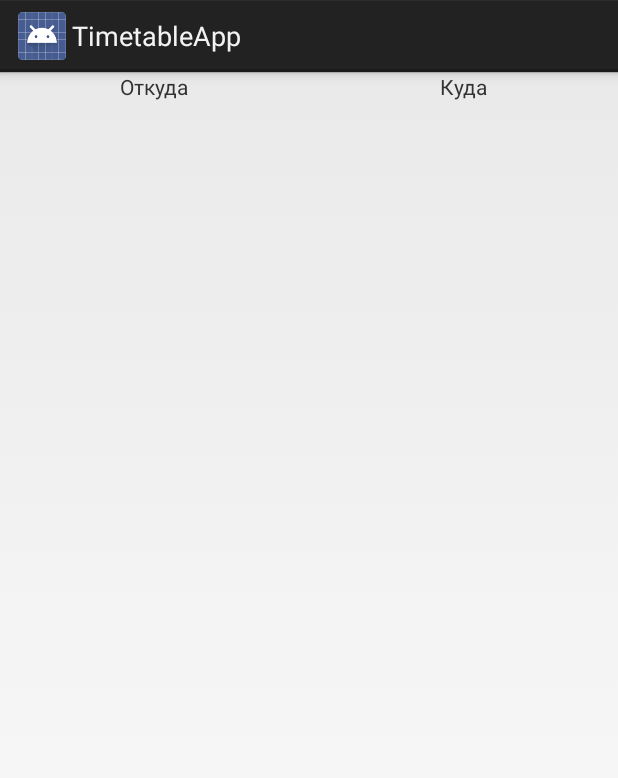
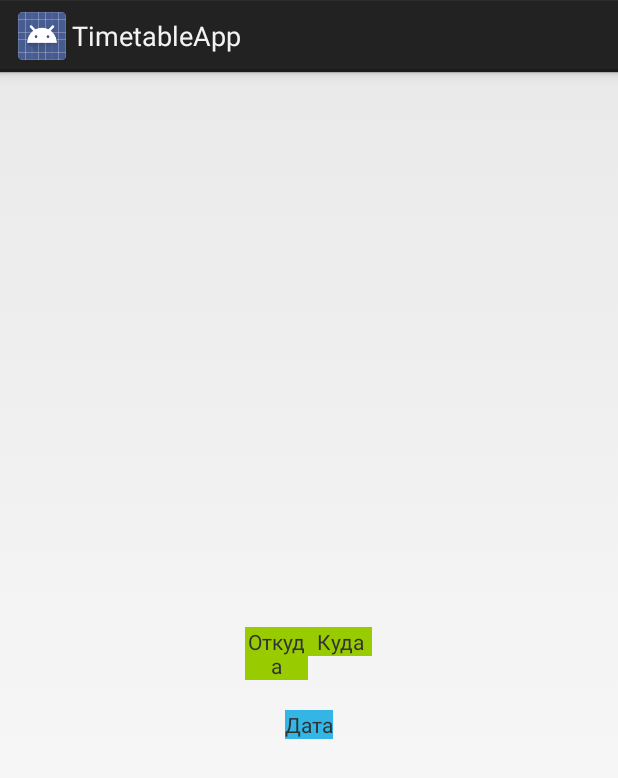
Before and after one commit to theonemlst/TimetableApp, an Android app: the screen it shows after launch (MainActivity), on a phone screen of 412 x 824 dp. Shown: the top 778 px of the screen. Run offline under Robolectric (Android 15) with nearby library versions, the phone set to English and light mode, and no system bars.

```diff
--- a/app/src/main/AndroidManifest.xml
+++ b/app/src/main/AndroidManifest.xml
@@ -16,7 +16,7 @@
                 <category android:name="android.intent.category.LAUNCHER" />
             </intent-filter>
         </activity>
-        <activity android:name=".ChooseStationActivity"></activity>
+        <activity android:name=".ChooseActivity"></activity>
     </application>
 
 </manifest>
--- a/app/src/main/java/com/tmlst/testtask/timetableapp/ParseJsonTask.java
+++ b/app/src/main/java/com/tmlst/testtask/timetableapp/JsonParser.java
@@ -21,7 +21,7 @@ import java.util.Map;
  * Created by User on 16.03.2018.
  */
 
-public class ParseJsonTask extends AsyncTask<Void, Void, Model> {
+public class JsonParser extends AsyncTask<Void, Void, Model> {
 
     public static final String CITYFROM = "FROM";
     public static final String CITYTO = "TO";
@@ -38,7 +38,7 @@ public class ParseJsonTask extends AsyncTask<Void, Void, Model> {
     private Context context;
     private Model mModel;
 
-    ParseJsonTask(Context context, Model mModel) {
+    JsonParser(Context context, Model mModel) {
         this.context = context;
         this.mModel = mModel;
     }
@@ -54,8 +54,8 @@ public class ParseJsonTask extends AsyncTask<Void, Void, Model> {
 
     @Override
     protected void onPostExecute(Model model) {
-        SearchableExpandableListAdapter.adapterFrom = getAdapter(mModel, CITYFROM);
-        SearchableExpandableListAdapter.adapterTo = getAdapter(mModel, CITYTO);
+        ListAdapter.adapterFrom = getAdapter(mModel, CITYFROM);
+        ListAdapter.adapterTo = getAdapter(mModel, CITYTO);
         if (mlistener != null)
             mlistener.onComplete();
     }
@@ -65,7 +65,7 @@ public class ParseJsonTask extends AsyncTask<Void, Void, Model> {
         mlistener = listener;
     }
 
-    private SearchableExpandableListAdapter getAdapter(Model model, String citiesType) {
+    private ListAdapter getAdapter(Model model, String citiesType) {
 
         ArrayList<Map<String, String>> groupDataList = new ArrayList<>();
         ArrayList<ArrayList<Map<String, String>>> сhildDataList = new ArrayList<>();
@@ -94,7 +94,7 @@ public class ParseJsonTask extends AsyncTask<Void, Void, Model> {
             сhildDataList.add(сhildDataItemList);
         }
 
-        return new SearchableExpandableListAdapter(context, groupDataList, сhildDataList);
+        return new ListAdapter(context, groupDataList, сhildDataList);
     }
 
     private List<City> getCities(String jsonString, String citiesType) {
--- a/app/src/main/java/com/tmlst/testtask/timetableapp/SearchableExpandableListAdapter.java
+++ b/app/src/main/java/com/tmlst/testtask/timetableapp/ListAdapter.java
@@ -16,10 +16,10 @@ import java.util.Map;
  * Created by User on 17.03.2018.
  */
 
-public class SearchableExpandableListAdapter extends BaseExpandableListAdapter implements Filterable {
+public class ListAdapter extends BaseExpandableListAdapter implements Filterable {
 
-    static SearchableExpandableListAdapter adapterFrom = null;
-    static SearchableExpandableListAdapter adapterTo = null;
+    static ListAdapter adapterFrom = null;
+    static ListAdapter adapterTo = null;
 
     private ArrayList<Map<String, String>> originalCityList = null;
     private ArrayList<Map<String, String>> filteredCityList = null;
@@ -29,9 +29,9 @@ public class SearchableExpandableListAdapter extends BaseExpandableListAdapter i
     private LayoutInflater mInflater;
     private ItemFilter mFilter = new ItemFilter();
 
-    SearchableExpandableListAdapter(Context context,
-                                    ArrayList<Map<String, String>> cityList,
-                                    ArrayList<ArrayList<Map<String, String>>> stationList) {
+    ListAdapter(Context context,
+                ArrayList<Map<String, String>> cityList,
+                ArrayList<ArrayList<Map<String, String>>> stationList) {
         this.filteredCityList = cityList;
         this.originalCityList = cityList;
         this.originalStationList = stationList;
--- a/app/src/main/res/layout/activity_choose_station.xml
+++ b/app/src/main/res/layout/activity_choose.xml
@@ -4,7 +4,7 @@
     xmlns:tools="http://schemas.android.com/tools"
     android:layout_width="match_parent"
     android:layout_height="match_parent"
-    tools:context="com.tmlst.testtask.timetableapp.ChooseStationActivity">
+    tools:context="com.tmlst.testtask.timetableapp.ChooseActivity">
 
     <RelativeLayout xmlns:android="http://schemas.android.com/apk/res/android"
         android:layout_width="fill_parent"
--- a/app/src/main/res/layout/activity_main.xml
+++ b/app/src/main/res/layout/activity_main.xml
@@ -1,5 +1,5 @@
 <?xml version="1.0" encoding="utf-8"?>
-<android.support.constraint.ConstraintLayout xmlns:android="http://schemas.android.com/apk/res/android"
+<RelativeLayout xmlns:android="http://schemas.android.com/apk/res/android"
     xmlns:app="http://schemas.android.com/apk/res-auto"
     xmlns:tools="http://schemas.android.com/tools"
     android:layout_width="match_parent"
@@ -7,8 +7,10 @@
     tools:context="com.tmlst.testtask.timetableapp.MainActivity">
 
     <LinearLayout
-        android:layout_height="match_parent"
-        android:layout_width="match_parent">
+        android:id="@+id/stats"
+        android:layout_height="wrap_content"
+        android:layout_width="wrap_content"
+        android:layout_centerInParent="true">
 
         <TextView
             android:id="@+id/stationFrom"
@@ -16,7 +18,8 @@
             android:layout_height="wrap_content"
             android:layout_weight="1"
             android:gravity="center"
-            android:text="Откуда"/>
+            android:background="@android:color/holo_green_light"
+            android:text="Откуда" />
 
         <TextView
             android:id="@+id/stationTo"
@@ -24,8 +27,19 @@
             android:layout_height="wrap_content"
             android:layout_weight="1"
             android:gravity="center"
-            android:text="Куда"/>
+            android:background="@android:color/holo_green_light"
+            android:text=" Куда "/>
 
     </LinearLayout>
 
-</android.support.constraint.ConstraintLayout>
+    <TextView
+        android:id="@+id/date"
+        android:layout_width="wrap_content"
+        android:layout_height="wrap_content"
+        android:layout_below="@+id/stats"
+        android:layout_centerInParent="true"
+        android:layout_marginTop="20dp"
+        android:background="@android:color/holo_blue_light"
+        android:text="Дата"/>
+
+</RelativeLayout>
```
Also changed, not shown: app/src/main/java/com/tmlst/testtask/timetableapp/ChooseActivity.java (renamed from app/src/main/java/com/tmlst/testtask/timetableapp/ChooseStationActivity.java, +29 -12 lines), app/src/main/java/com/tmlst/testtask/timetableapp/MainActivity.java (+38 -8 lines), app/src/main/java/com/tmlst/testtask/timetableapp/model/Station.java (+54 -2 lines).
